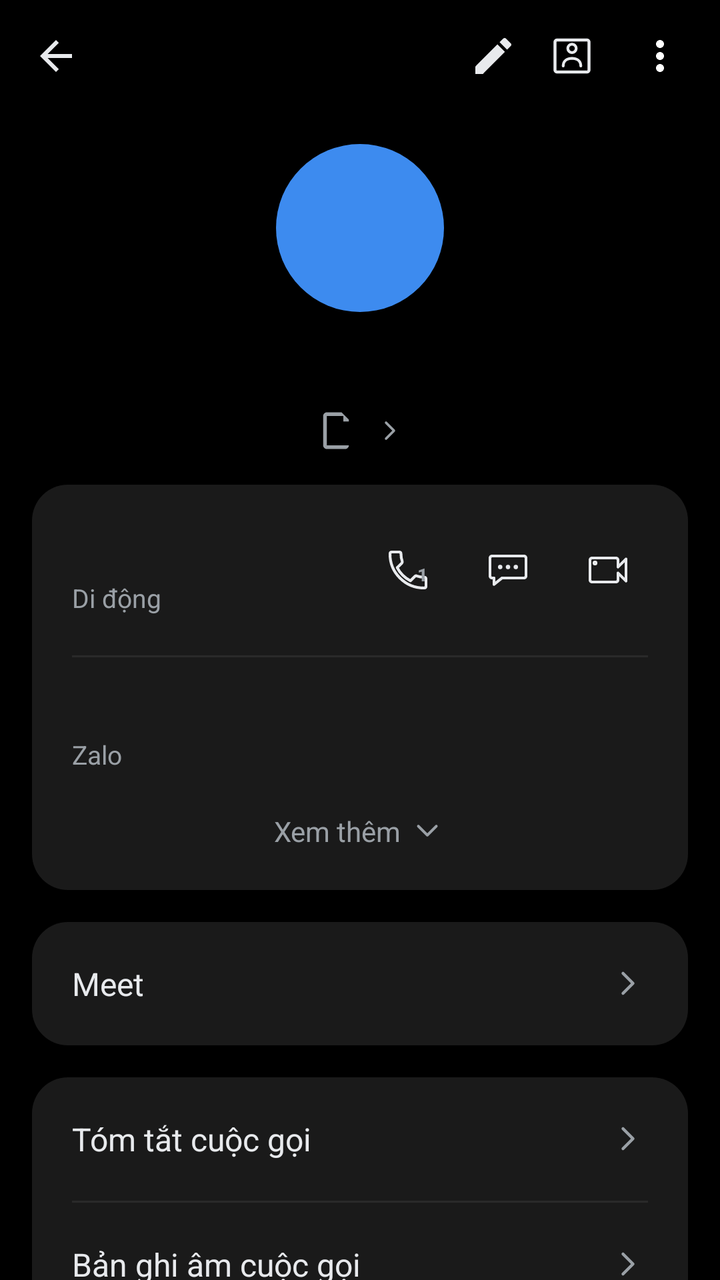
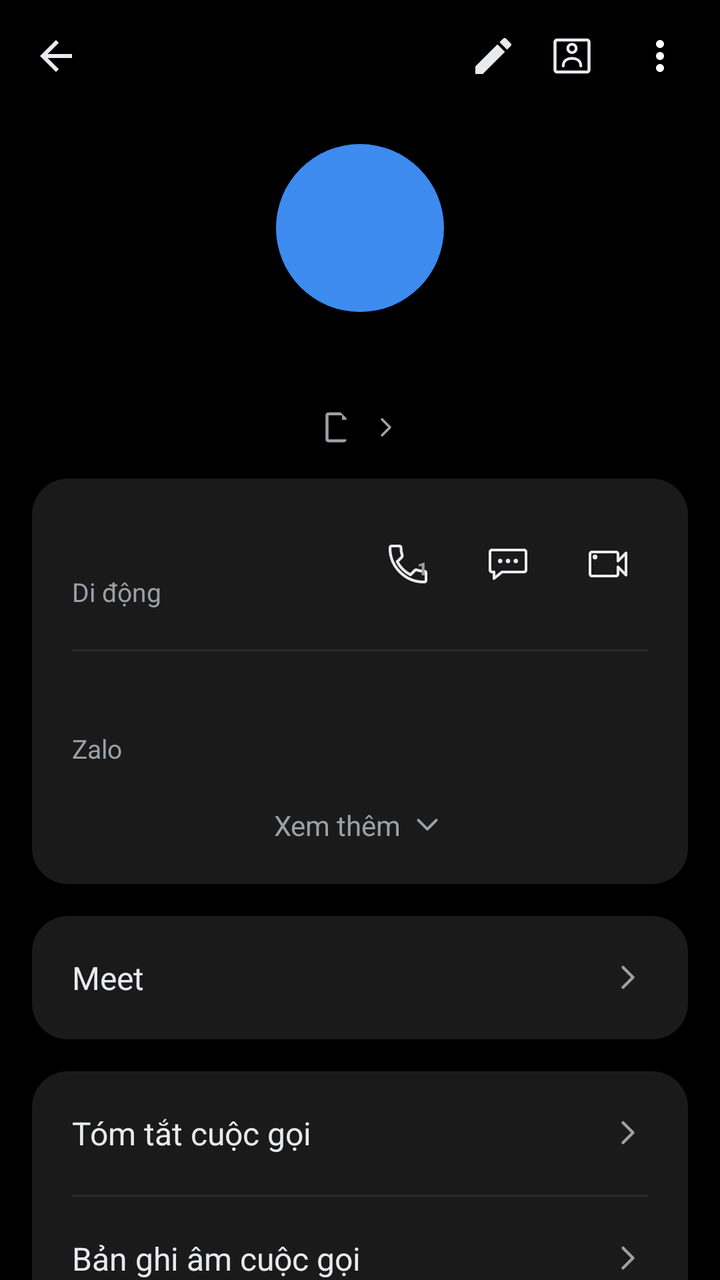

Compare the two renders of this Android layout. The source of the first and the diff that turns it into the second are given below.
<!-- AndroidManifest.xml: application theme Theme.SimpleCall -->
<!-- res/layout/fragment_contact_detail.xml -->
<?xml version="1.0" encoding="utf-8"?>
<LinearLayout xmlns:android="http://schemas.android.com/apk/res/android"
    xmlns:app="http://schemas.android.com/apk/res-auto"
    android:layout_width="match_parent"
    android:layout_height="match_parent"
    android:orientation="vertical"
    android:background="@color/bg">

    
    <LinearLayout
        android:layout_width="match_parent" android:layout_height="56dp"
        android:orientation="horizontal" android:gravity="center_vertical"
        android:paddingStart="4dp" android:paddingEnd="8dp">

        <ImageButton android:id="@+id/btnBack"
            android:layout_width="48dp" android:layout_height="48dp"
            android:background="@android:color/transparent"
            android:src="@drawable/ic_arrow_back"
            android:contentDescription="Quay lại" />

        <Space android:layout_width="0dp" android:layout_height="1dp" android:layout_weight="1" />

        <ImageButton android:id="@+id/btnEdit"
            android:layout_width="35dp" android:layout_height="35dp"
            android:background="@android:color/transparent"
            android:src="@drawable/ic_edit"
            android:contentDescription="Sửa" />

        <ImageButton android:id="@+id/btnContactCard"
            android:layout_width="44dp" android:layout_height="44dp"
            android:background="@android:color/transparent"
            android:src="@drawable/ic_contact_card"
            android:contentDescription="Thẻ liên hệ" />

        <ImageButton android:id="@+id/btnMore"
            android:layout_width="44dp" android:layout_height="44dp"
            android:background="@android:color/transparent"
            android:src="@drawable/ic_more_vert"
            android:contentDescription="Thêm" />
    </LinearLayout>

    <ScrollView
        android:layout_width="match_parent" android:layout_height="0dp"
        android:layout_weight="1"
        android:clipToPadding="false"
        android:paddingBottom="24dp">

        <LinearLayout
            android:layout_width="match_parent" android:layout_height="wrap_content"
            android:orientation="vertical">

            
            <TextView android:id="@+id/tvAvatar"
                android:layout_width="84dp" android:layout_height="84dp"
                android:layout_gravity="center_horizontal"
                android:layout_marginTop="16dp"
                android:background="@drawable/bg_avatar_circle"
                android:gravity="center"
                android:textSize="58sp" android:textColor="@color/white"
                android:fontFamily="sans-serif-medium" />

            
            <TextView android:id="@+id/tvTitle"
                android:layout_width="wrap_content" android:layout_height="wrap_content"
                android:layout_gravity="center_horizontal"
                android:layout_marginTop="16dp"
                android:layout_marginStart="32dp" android:layout_marginEnd="32dp"
                android:gravity="center"
                android:textSize="27sp" android:textStyle="bold"
                android:textColor="@color/text_primary"
                android:fontFamily="sans-serif-medium" />

            
            <LinearLayout android:id="@+id/rowSimDefault"
                android:layout_width="wrap_content" android:layout_height="wrap_content"
                android:layout_gravity="center_horizontal"
                android:layout_marginTop="-4dp"
                android:orientation="horizontal" android:gravity="center_vertical"
                android:clickable="true" android:focusable="true">

                <FrameLayout
                    android:layout_width="22dp" android:layout_height="22dp">

                    <ImageView
                        android:layout_width="22dp" android:layout_height="22dp"
                        android:src="@drawable/ic_sim_card"
                        app:tint="@color/text_secondary" />

                    <TextView android:id="@+id/tvSimBadge"
                        android:layout_width="22dp" android:layout_height="22dp"
                        android:gravity="center"
                        android:paddingTop="1dp"
                        android:textSize="11sp" android:textColor="@color/text_secondary" />
                </FrameLayout>

                <TextView android:id="@+id/tvSubtitle"
                    android:layout_width="wrap_content" android:layout_height="wrap_content"
                    android:layout_marginStart="6dp"
                    android:textSize="14sp" android:textColor="@color/text_secondary" />

                <ImageView
                    android:layout_width="16dp" android:layout_height="16dp"
                    android:layout_marginStart="2dp"
                    android:src="@drawable/ic_chevron_right" />
            </LinearLayout>

            
            <LinearLayout
                android:layout_width="match_parent" android:layout_height="wrap_content"
                android:layout_margin="16dp"
                android:orientation="vertical"
                android:background="@drawable/bg_card_rounded"
                android:padding="20dp">

                <LinearLayout
                    android:layout_width="match_parent" android:layout_height="wrap_content"
                    android:orientation="horizontal" android:gravity="center_vertical">

                    <LinearLayout
                        android:layout_width="0dp" android:layout_height="wrap_content"
                        android:layout_weight="1" android:orientation="vertical">

                        <TextView android:id="@+id/tvNumber"
                            android:layout_width="wrap_content" android:layout_height="wrap_content"
                            android:textSize="19sp" android:textColor="@color/text_primary" />

                        <TextView android:id="@+id/tvNumberType"
                            android:layout_width="wrap_content" android:layout_height="wrap_content"
                            android:layout_marginTop="2dp"
                            android:text="@string/number_type_mobile"
                            android:textSize="13sp" android:textColor="@color/text_secondary" />
                    </LinearLayout>

                    
                    <FrameLayout
                        android:layout_width="40dp"
                        android:layout_height="40dp">
                        <ImageButton android:id="@+id/btnCallRow"
                            android:layout_width="match_parent"
                            android:layout_height="match_parent"
                            android:background="@android:color/transparent"
                            android:src="@drawable/ic_call_outline"
                            android:contentDescription="@string/call" />
                        
                        <TextView
                            android:id="@+id/tvCallSimNum"
                            android:layout_width="wrap_content"
                            android:layout_height="wrap_content"
                            android:layout_gravity="top|end"
                            android:layout_marginTop="16dp"
                            android:layout_marginEnd="10dp"
                            android:text="1"
                            android:textSize="9sp"
                            android:textStyle="bold"
                            android:textColor="@color/text_secondary"
                            android:fontFamily="sans-serif-medium" />
                    </FrameLayout>

                    <ImageButton android:id="@+id/btnMessageRow"
                        android:layout_width="40dp" android:layout_height="40dp"
                        android:layout_marginStart="10dp"
                        android:background="@android:color/transparent"
                        android:src="@drawable/ic_message_outline"
                        android:contentDescription="Nhắn tin" />

                    <ImageButton android:id="@+id/btnVideoRow"
                        android:layout_width="40dp" android:layout_height="40dp"
                        android:layout_marginStart="10dp"
                        android:background="@android:color/transparent"
                        android:src="@drawable/ic_video_call_outline"
                        android:contentDescription="Video call" />
                </LinearLayout>

                <View
                    android:layout_width="match_parent" android:layout_height="1dp"
                    android:layout_marginTop="20dp" android:layout_marginBottom="16dp"
                    android:background="@color/divider" />

                <LinearLayout android:id="@+id/rowZalo"
                    android:layout_width="match_parent" android:layout_height="wrap_content"
                    android:orientation="vertical"
                    android:clickable="true" android:focusable="true">

                    <TextView android:id="@+id/tvZalo"
                        android:layout_width="wrap_content" android:layout_height="wrap_content"
                        android:textSize="16sp" android:textColor="@color/text_primary" />

                    <TextView
                        android:layout_width="wrap_content" android:layout_height="wrap_content"
                        android:layout_marginTop="2dp"
                        android:text="Zalo"
                        android:textSize="13sp" android:textColor="@color/text_secondary" />
                </LinearLayout>

                <LinearLayout android:id="@+id/rowSeeMore"
                    android:layout_width="match_parent" android:layout_height="wrap_content"
                    android:layout_marginTop="20dp"
                    android:orientation="horizontal" android:gravity="center"
                    android:clickable="true" android:focusable="true">

                    <TextView
                        android:layout_width="wrap_content" android:layout_height="wrap_content"
                        android:text="Xem thêm"
                        android:textSize="14sp" android:textColor="@color/text_secondary" />

                    <ImageView
                        android:layout_width="18dp" android:layout_height="18dp"
                        android:layout_marginStart="4dp"
                        android:src="@drawable/ic_chevron_down" />
                </LinearLayout>
            </LinearLayout>

            
            <LinearLayout android:id="@+id/rowMeet"
                android:layout_width="match_parent" android:layout_height="wrap_content"
                android:layout_marginStart="16dp" android:layout_marginEnd="16dp"
                android:orientation="horizontal" android:gravity="center_vertical"
                android:background="@drawable/bg_card_rounded"
                android:padding="20dp"
                android:clickable="true" android:focusable="true">

                <TextView
                    android:layout_width="0dp" android:layout_height="wrap_content"
                    android:layout_weight="1"
                    android:text="Meet"
                    android:textSize="16sp" android:textColor="@color/text_primary" />

                <ImageView
                    android:layout_width="20dp" android:layout_height="20dp"
                    android:src="@drawable/ic_chevron_right" />
            </LinearLayout>

            
            <LinearLayout
                android:layout_width="match_parent" android:layout_height="wrap_content"
                android:layout_margin="16dp"
                android:orientation="vertical"
                android:background="@drawable/bg_card_rounded">

                <LinearLayout android:id="@+id/rowCallSummary"
                    android:layout_width="match_parent" android:layout_height="wrap_content"
                    android:orientation="horizontal" android:gravity="center_vertical"
                    android:padding="20dp"
                    android:clickable="true" android:focusable="true">

                    <TextView
                        android:layout_width="0dp" android:layout_height="wrap_content"
                        android:layout_weight="1"
                        android:text="Tóm tắt cuộc gọi"
                        android:textSize="16sp" android:textColor="@color/text_primary" />

                    <ImageView
                        android:layout_width="20dp" android:layout_height="20dp"
                        android:src="@drawable/ic_chevron_right" />
                </LinearLayout>

                <View
                    android:layout_width="match_parent" android:layout_height="1dp"
                    android:layout_marginStart="20dp" android:layout_marginEnd="20dp"
                    android:background="@color/divider" />

                <LinearLayout android:id="@+id/rowCallRecording"
                    android:layout_width="match_parent" android:layout_height="wrap_content"
                    android:orientation="horizontal" android:gravity="center_vertical"
                    android:padding="20dp"
                    android:clickable="true" android:focusable="true">

                    <TextView
                        android:layout_width="0dp" android:layout_height="wrap_content"
                        android:layout_weight="1"
                        android:text="Bản ghi âm cuộc gọi"
                        android:textSize="16sp" android:textColor="@color/text_primary" />

                    <ImageView
                        android:layout_width="20dp" android:layout_height="20dp"
                        android:src="@drawable/ic_chevron_right" />
                </LinearLayout>
            </LinearLayout>

            
            <LinearLayout
                android:layout_width="match_parent" android:layout_height="wrap_content"
                android:layout_marginStart="20dp" android:layout_marginEnd="12dp"
                android:layout_marginTop="8dp"
                android:orientation="horizontal" android:gravity="center_vertical">

                <TextView
                    android:layout_width="0dp" android:layout_height="wrap_content"
                    android:layout_weight="1"
                    android:text="Nhật ký cuộc gọi"
                    android:textSize="15sp" android:textColor="@color/text_secondary" />

                <TextView android:id="@+id/btnClearLog"
                    android:layout_width="wrap_content" android:layout_height="wrap_content"
                    android:text="Xóa"
                    android:textSize="15sp" android:textColor="@color/accent_blue"
                    android:padding="8dp"
                    android:clickable="true" android:focusable="true" />
            </LinearLayout>

            
            <LinearLayout android:id="@+id/llHistoryEntries"
                android:layout_width="match_parent" android:layout_height="wrap_content"
                android:layout_margin="16dp"
                android:orientation="vertical"
                android:background="@drawable/bg_card_rounded" />

        </LinearLayout>
    </ScrollView>
</LinearLayout>
<!-- resources referenced by this layout -->
<resources>
  <color name="accent_blue">#1A73E8</color>
  <color name="bg">#000000</color>
  <color name="divider">#2A2A2A</color>
  <color name="text_primary">#E8EAED</color>
  <color name="text_secondary">#9AA0A6</color>
  <color name="white">#FFFFFF</color>
  <!-- drawable bg_avatar_circle (drawable) -->
  <?xml version="1.0" encoding="utf-8"?>
  <shape xmlns:android="http://schemas.android.com/apk/res/android"
      android:shape="oval">
      <solid android:color="@color/avatar_purple" />
  </shape>
  <!-- drawable bg_card_rounded (drawable) -->
  <?xml version="1.0" encoding="utf-8"?>
  <shape xmlns:android="http://schemas.android.com/apk/res/android"
      android:shape="rectangle">
      <solid android:color="@color/detail_card_bg" />
      <corners android:radius="18dp" />
  </shape>
  <!-- drawable ic_arrow_back (drawable) -->
  <?xml version="1.0" encoding="utf-8"?>
  <vector xmlns:android="http://schemas.android.com/apk/res/android"
      android:width="24dp" android:height="24dp"
      android:viewportWidth="24" android:viewportHeight="24">
      
      <path android:fillColor="@color/text_primary"
          android:pathData="M20,11H7.83l5.59-5.59L12,4l-8,8 8,8 1.41-1.41L7.83,13H20v-2z"/>
  </vector>
  <!-- drawable ic_chevron_down (drawable) -->
  <?xml version="1.0" encoding="utf-8"?>
  <vector xmlns:android="http://schemas.android.com/apk/res/android"
      android:width="24dp" android:height="24dp"
      android:viewportWidth="24" android:viewportHeight="24">
      <path android:fillColor="#00000000"
          android:strokeColor="@color/text_secondary"
          android:strokeWidth="1.8"
          android:strokeLineCap="round"
          android:strokeLineJoin="round"
          android:pathData="M6,9 L12,15 L18,9"/>
  </vector>
  <!-- drawable ic_chevron_right (drawable) -->
  <?xml version="1.0" encoding="utf-8"?>
  <vector xmlns:android="http://schemas.android.com/apk/res/android"
      android:width="24dp" android:height="24dp"
      android:viewportWidth="24" android:viewportHeight="24">
      <path android:fillColor="#00000000"
          android:strokeColor="@color/text_secondary"
          android:strokeWidth="1.8"
          android:strokeLineCap="round"
          android:strokeLineJoin="round"
          android:pathData="M9,6 L15,12 L9,18"/>
  </vector>
  <!-- drawable ic_edit (drawable) -->
  <?xml version="1.0" encoding="utf-8"?>
  <vector xmlns:android="http://schemas.android.com/apk/res/android"
      android:width="24dp" android:height="24dp"
      android:viewportWidth="24" android:viewportHeight="24">
      <path android:fillColor="@color/text_primary"
          android:pathData="M3,17.25V21h3.75L17.81,9.94l-3.75,-3.75L3,17.25zM20.71,7.04c0.39,-0.39 0.39,-1.02 0,-1.41l-2.34,-2.34c-0.39,-0.39 -1.02,-0.39 -1.41,0l-1.83,1.83 3.75,3.75 1.83,-1.83z"/>
  </vector>
  <!-- drawable ic_more_vert (drawable) -->
  <?xml version="1.0" encoding="utf-8"?>
  <vector xmlns:android="http://schemas.android.com/apk/res/android"
      android:width="24dp" android:height="24dp"
      android:viewportWidth="24" android:viewportHeight="24">
      <path android:fillColor="#FFFFFF"
          android:pathData="M12,8c1.1,0 2,-0.9 2,-2s-0.9,-2 -2,-2 -2,0.9 -2,2 0.9,2 2,2zM12,10c-1.1,0 -2,0.9 -2,2s0.9,2 2,2 2,-0.9 2,-2 -0.9,-2 -2,-2zM12,16c-1.1,0 -2,0.9 -2,2s0.9,2 2,2 2,-0.9 2,-2 -0.9,-2 -2,-2z"/>
  </vector>
  <!-- drawable ic_sim_card (drawable) -->
  <?xml version="1.0" encoding="utf-8"?>
  <vector xmlns:android="http://schemas.android.com/apk/res/android"
      android:width="24dp" android:height="24dp"
      android:viewportWidth="24" android:viewportHeight="24">
      <path android:fillColor="#FFFFFF"
          android:pathData="M17,2H7C5.9,2 5,2.9 5,4v16c0,1.1 0.9,2 2,2h10c1.1,0 2,-0.9 2,-2V6l-4,-4zM17,20H7V4h9v3h3v13z"/>
  </vector>
  <string name="call">Gọi</string>
  <string name="number_type_mobile">Di động</string>
  <color name="avatar_purple">#3D8BEF</color>
  <color name="detail_card_bg">#1A1A1A</color>
  <color name="primary">#1E8E3E</color>
  <color name="primary_dark">#137333</color>
  <!-- unchanged entries left out for length: 5 -->
</resources>

<!-- the commit's change to res/layout/fragment_contact_detail.xml (unified diff, before → after) -->
@@ -79,18 +79,18 @@
                 android:clickable="true" android:focusable="true">
 
                 <FrameLayout
-                    android:layout_width="22dp" android:layout_height="22dp">
+                    android:layout_width="18dp" android:layout_height="18dp">
 
                     <ImageView
-                        android:layout_width="22dp" android:layout_height="22dp"
+                        android:layout_width="18dp" android:layout_height="18dp"
                         android:src="@drawable/ic_sim_card"
                         app:tint="@color/text_secondary" />
 
                     <TextView android:id="@+id/tvSimBadge"
-                        android:layout_width="22dp" android:layout_height="22dp"
+                        android:layout_width="18dp" android:layout_height="18dp"
                         android:gravity="center"
-                        android:paddingTop="1dp"
-                        android:textSize="11sp" android:textColor="@color/text_secondary" />
+                        android:paddingTop="0dp"
+                        android:textSize="8sp" android:textColor="@color/text_secondary" />
                 </FrameLayout>
 
                 <TextView android:id="@+id/tvSubtitle"
